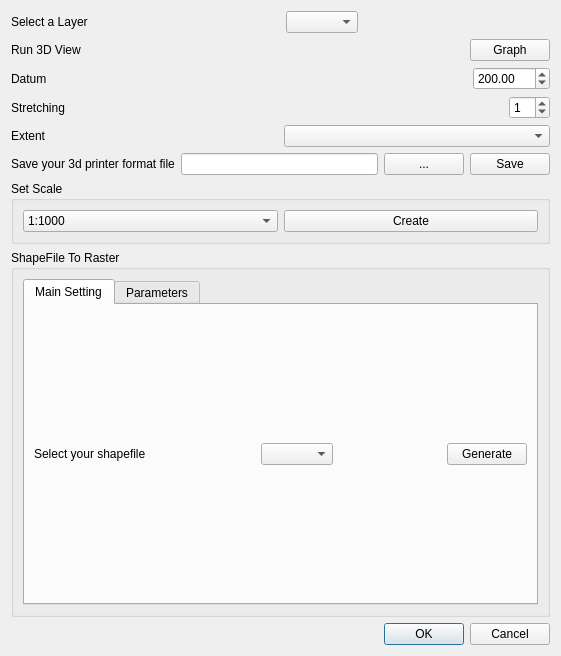
Before: the Qt Designer form Print_Your_3D_dialog_base.ui in Kaemer1645/PrintYour3D, drawn with Qt 5.
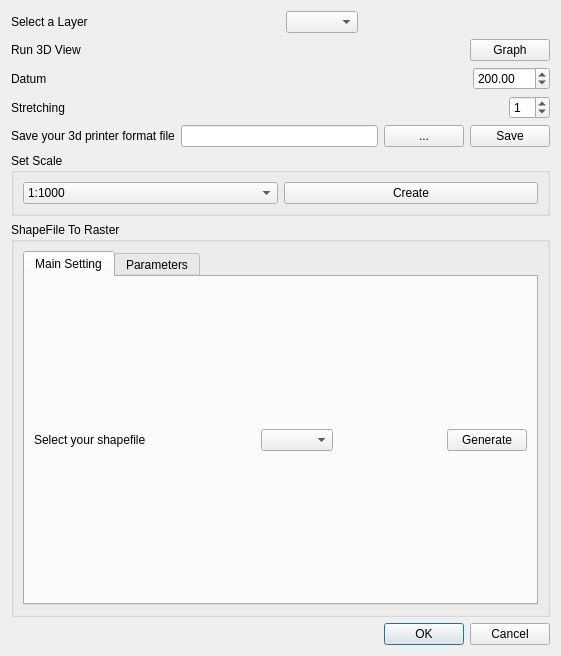
After: the same form once the commit is applied. Custom widgets are drawn as their Qt base class.

Diff of the .ui file:
```diff
--- a/Print_Your_3D_dialog_base.ui
+++ b/Print_Your_3D_dialog_base.ui
@@ -162,20 +162,6 @@
      </item>
     </layout>
    </item>
-   <item>
-    <layout class="QHBoxLayout" name="horizontalLayout_13">
-     <item>
-      <widget class="QLabel" name="label_6">
-       <property name="text">
-        <string>Extent</string>
-       </property>
-      </widget>
-     </item>
-     <item>
-      <widget class="QComboBox" name="comboBox_3"/>
-     </item>
-    </layout>
-   </item>
    <item>
     <layout class="QHBoxLayout" name="horizontalLayout_5">
      <item>
@@ -331,7 +317,7 @@
              </spacer>
             </item>
             <item>
-             <widget class="QComboBox" name="comboBox_2"/>
+             <widget class="QgsMapLayerComboBox" name="cmbSelectShape"/>
             </item>
             <item>
              <spacer name="horizontalSpacer_7">
@@ -518,6 +504,11 @@
    <header>qgscollapsiblegroupbox.h</header>
    <container>1</container>
   </customwidget>
+  <customwidget>
+   <class>QgsMapLayerComboBox</class>
+   <extends>QComboBox</extends>
+   <header>qgsmaplayercombobox.h</header>
+  </customwidget>
  </customwidgets>
  <tabstops>
   <tabstop>comboBox</tabstop>
```
Left out of the diff: 35 changed lines with no effect on the pictures.
